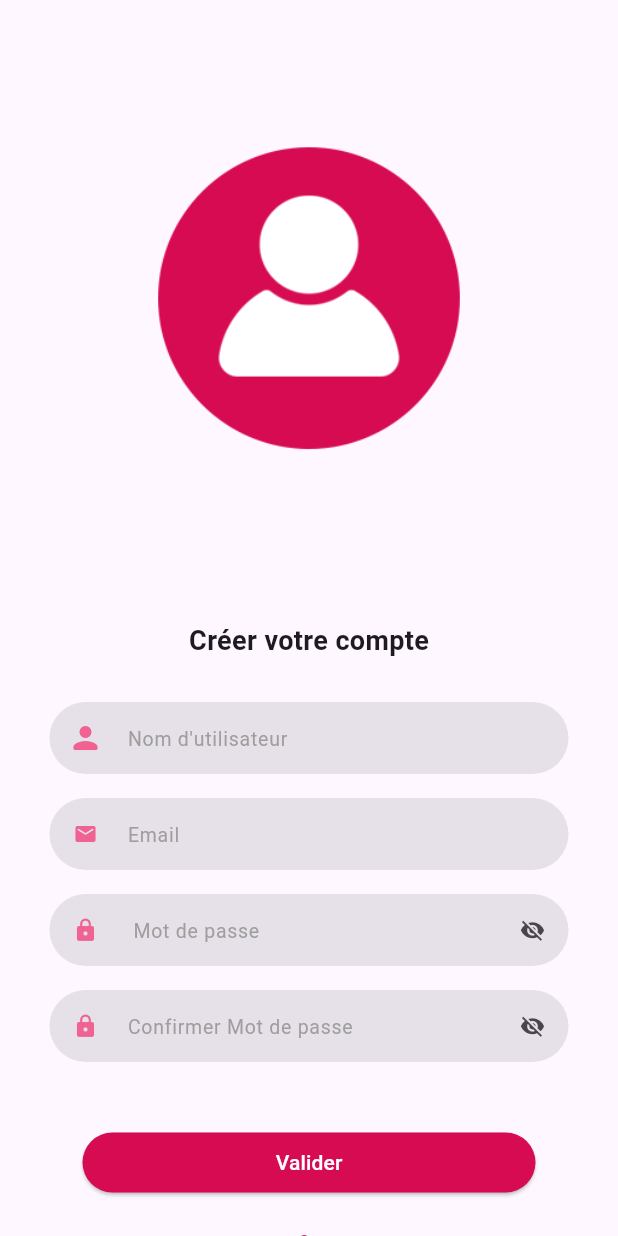
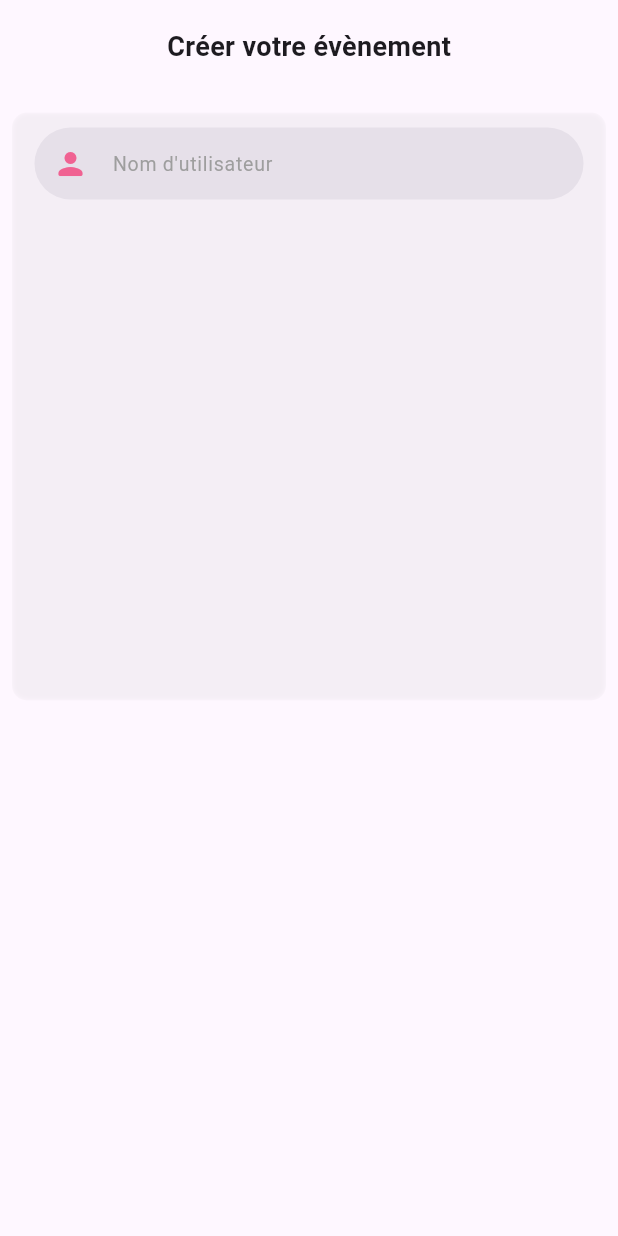
Before and after one commit to Pathel7/evenTask_app, a Flutter app: the screen it shows after launch, on a phone screen of 412 x 824 dp. Run offline on Flutter 3.47's test engine with Material 3 defaults, Android fonts, the phone set to English and light mode, and no system bars; our stand-ins replace ionicons.

Commit message:
on working 3/5 deuxième

```diff
--- a/lib/main.dart
+++ b/lib/main.dart
@@ -1,5 +1,6 @@
 import 'package:event_manager_app/pages/acceuil/acceuilPage.dart';
 import 'package:event_manager_app/pages/connexion/connexionPage.dart';
+import 'package:event_manager_app/pages/evenementCreation/evenementCreationPage.dart';
 import 'package:event_manager_app/pages/intro/introPage.dart';
 import 'package:event_manager_app/pages/utilisateurCreation/utilisateurCreationPage.dart';
 import 'package:flutter/material.dart';
@@ -15,7 +16,7 @@
   Widget build(BuildContext context) {
     return MaterialApp(
       debugShowCheckedModeBanner: false,
-      home: UtilisateurCreationPage(),
+      home: EvenementCreationPage(),
     );
   }
 }
--- /dev/null
+++ b/lib/pages/evenementCreation/evenementCreationPage.dart
@@ -0,0 +1,92 @@
+import 'package:flutter/material.dart';
+
+class EvenementCreationPage extends StatelessWidget {
+  const EvenementCreationPage({super.key});
+
+  @override
+  Widget build(BuildContext context) {
+    return Scaffold(
+      body: SingleChildScrollView(
+        physics: AlwaysScrollableScrollPhysics(),
+        child: Column(
+          children: [
+            SizedBox(height: 18.0,),
+            _titreText(),
+            SizedBox(height: 18.0,),
+            _formEvent(context),
+          ],
+        ),
+      ),
+    );
+  }
+
+
+  Widget _titreText() {
+    return Text(
+      "Créer votre évènement",
+      style: TextStyle(
+        fontWeight: FontWeight.bold,
+        fontSize: 18.0,
+      ),
+    );
+  }
+
+  Widget _formEvent(BuildContext context){
+    return Padding(
+      padding: const EdgeInsets.all(8.0),
+      child: Container(
+        decoration: BoxDecoration(
+          borderRadius: BorderRadius.circular(10.0),
+          boxShadow: [
+            BoxShadow(
+              color: Colors.grey.withOpacity(0.1),
+              blurStyle: BlurStyle.inner,
+              blurRadius: 2.0,
+              offset: const Offset(0, 5),
+            )
+          ],
+        ),
+        padding: EdgeInsets.all(15.0),
+        height: MediaQuery.of(context).size.width - 20,
+       child: SingleChildScrollView(
+          physics: AlwaysScrollableScrollPhysics(),
+          child: Column(
+            children: [
+              _returnTitre(),
+            ],
+          ),
+        ),
+      ),
+    );
+  }
+
+  Widget _returnTitre(){
+    return TextFormField(
+        keyboardType: TextInputType.name,
+        cursorColor: Colors.black,
+        decoration: InputDecoration(
+          floatingLabelAlignment: FloatingLabelAlignment.center,
+          floatingLabelStyle: TextStyle(color: Color(0xFFD60B52)),
+          filled: true,
+          hintStyle: TextStyle(
+            color: Colors.grey,
+            fontSize: 13.0,
+          ),
+          focusedBorder: OutlineInputBorder(
+            borderRadius: BorderRadius.all(Radius.circular(30.0)),
+            borderSide: BorderSide(color: Color(0xFFD60B52).withOpacity(0.3)),
+          ),
+          contentPadding: EdgeInsets.symmetric(vertical: 2.0),
+          border: OutlineInputBorder(
+            borderRadius: BorderRadius.all(Radius.circular(30.0)),
+            borderSide: BorderSide.none,
+          ),
+          //labelText: "Nom d'utilisateur",
+          hintText: "Nom d'utilisateur",
+          prefixIcon: Icon(
+            Icons.person_rounded,
+            color: Colors.pink[300],
+          ),
+        ));
+  }
+}
--- a/lib/pages/utilisateurCreation/utilisateurCreationPage.dart
+++ b/lib/pages/utilisateurCreation/utilisateurCreationPage.dart
@@ -76,9 +76,14 @@ class UtilisateurCreationPage extends StatelessWidget {
         margin: EdgeInsets.symmetric(horizontal: 30.0),
         child: ElevatedButton.icon(
           style: ElevatedButton.styleFrom(
-              //padding: EdgeInsets.symmetric(horizontal: 10),
-              backgroundColor: Color(0xFFD60B52),
-              foregroundColor: Colors.white),
+              side: BorderSide(
+                color: Color(0xFFD60B52),
+                //width: 1.0
+              ),
+              padding: EdgeInsets.symmetric(horizontal: 20),
+              foregroundColor: Color(0xFFD60B52),
+            backgroundColor: Colors.white,
+          ),
           onPressed: () {},
           icon: Icon(
             Ionicons.logo_google,
```
